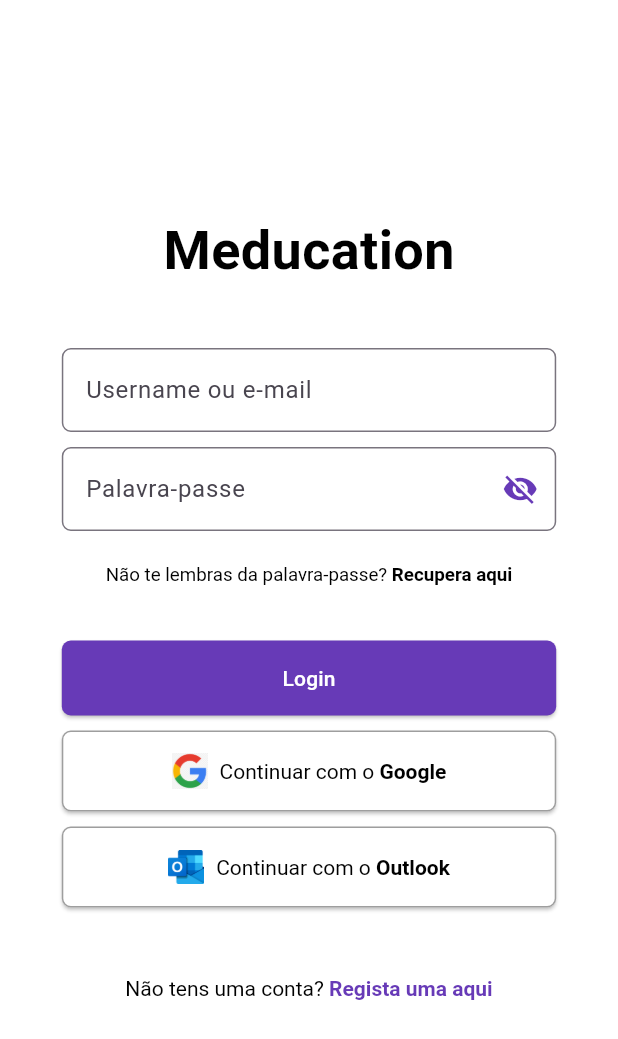
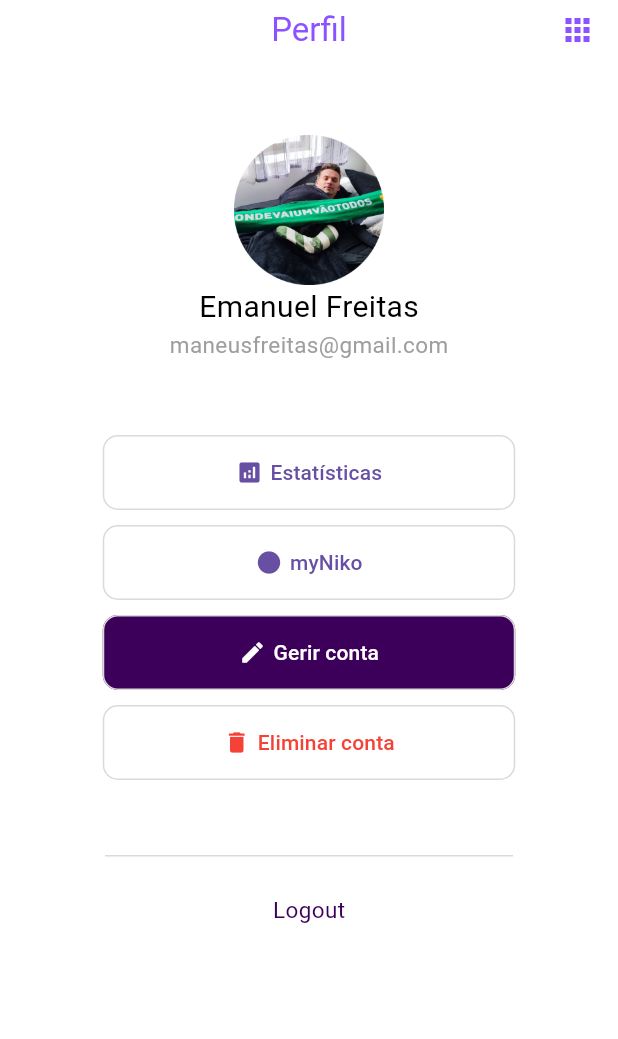
Before and after one commit to maneusfreitas/meducation, a Flutter app: the screen it shows after launch, on a phone screen of 412 x 824 dp. Shown: the top 1039 px of the screen. Run offline on Flutter 3.47's test engine with Material 3 defaults, Android fonts, the phone set to English and light mode, and no system bars; our stand-ins replace google_sign_in.

Commit message:
Profile UI

```diff
--- a/lib/main.dart
+++ b/lib/main.dart
@@ -1,5 +1,6 @@
 import 'package:flutter/material.dart';
 import 'package:google_sign_in/google_sign_in.dart';
+import 'package:teste/profile.dart';
 import 'register.dart';
 import 'home.dart';
 
@@ -10,8 +11,8 @@ void main() {
 class MyApp extends StatelessWidget {
   @override
   Widget build(BuildContext context) {
-    return MaterialApp(
-      home: LoginPage(),
+    return const MaterialApp(
+      home: ProfilePage(),
       debugShowCheckedModeBanner: false
     );
   }
--- /dev/null
+++ b/lib/profile.dart
@@ -0,0 +1,157 @@
+import 'package:flutter/material.dart';
+import 'package:flutter/rendering.dart';
+import 'package:flutter/widgets.dart';
+
+class ProfilePage extends StatefulWidget {
+  const ProfilePage({super.key});
+
+  @override
+  _ProfilePageState createState() => _ProfilePageState();
+}
+
+class _ProfilePageState extends State<ProfilePage> {
+  @override
+  Widget build(BuildContext context) {
+    return Scaffold(
+        backgroundColor: Colors.white,
+        appBar: AppBar(
+            backgroundColor: Colors.white,
+            title: const Text('Perfil',
+                style: TextStyle(color: Color.fromRGBO(140, 82, 255, 1))),
+            centerTitle: true,
+            toolbarHeight: 40,
+            actions: const [
+              Padding(
+                padding: EdgeInsets.only(right: 15.0),
+                child: Icon(Icons.apps, color: Color.fromRGBO(140, 82, 255, 1)),
+              )
+            ]),
+        body: Padding(
+            padding: const EdgeInsets.only(top: 50.0),
+            child: Align(
+              alignment: Alignment.center,
+              child: Column(
+                children: [
+                  Image.asset(
+                    'assets/images/profile_example.png',
+                    width: 100,
+                    height: 100,
+                  ),
+                  const Text(
+                    'Emanuel Freitas',
+                    style: TextStyle(
+                      fontSize: 20,
+                      fontWeight: FontWeight.normal,
+                      color: Colors.black,
+                    ),
+                  ),
+                  const Text(
+                    'maneusfreitas@gmail.com',
+                    style: TextStyle(
+                      fontSize: 15,
+                      fontWeight: FontWeight.normal,
+                      color: Colors.grey,
+                    ),
+                  ),
+                  const SizedBox(height: 50),
+                  TextButton(
+                    style: TextButton.styleFrom(
+                      shape: RoundedRectangleBorder(
+                          borderRadius: BorderRadius.circular(10)),
+                      backgroundColor: Colors.white,
+                      fixedSize: const Size(275, 50),
+                      side: const BorderSide(
+                          color: Color.fromARGB(255, 218, 218, 218)),
+                    ),
+                    onPressed: () {},
+                    child: const Row(
+                      mainAxisAlignment: MainAxisAlignment.center,
+                      children: [
+                        Icon(Icons.analytics),
+                        Padding(padding: EdgeInsets.only(left: 2.5, right: 2.5)),
+                        Text('Estatísticas')
+                      ],
+                    ),
+                  ),
+                  const SizedBox(height: 10),
+                  TextButton(
+                    style: TextButton.styleFrom(
+                      shape: RoundedRectangleBorder(
+                          borderRadius: BorderRadius.circular(10)),
+                      backgroundColor: Colors.white,
+                      fixedSize: const Size(275, 50),
+                      side: const BorderSide(
+                          color: Color.fromARGB(255, 218, 218, 218)),
+                    ),
+                    onPressed: () {},
+                    child: const Row(
+                      mainAxisAlignment: MainAxisAlignment.center,
+                      children: [
+                        Icon(Icons.circle),
+                        Padding(padding: EdgeInsets.only(left: 2.5, right: 2.5)),
+                        Text('myNiko')
+                      ],
+                    ),
+                  ),
+                  const SizedBox(height: 10),
+                  TextButton(
+                    style: TextButton.styleFrom(
+                      shape: RoundedRectangleBorder(
+                          borderRadius: BorderRadius.circular(10)),
+                      backgroundColor: const Color.fromRGBO(60, 0, 90, 1),
+                      foregroundColor: Colors.white,
+                      fixedSize: const Size(275, 50),
+                      side: const BorderSide(
+                          color: Color.fromARGB(255, 218, 218, 218)),
+                    ),
+                    onPressed: () {},
+                    child: const Row(
+                      mainAxisAlignment: MainAxisAlignment.center,
+                      children: [
+                        Icon(Icons.edit),
+                        Padding(padding: EdgeInsets.only(left: 2.5, right: 2.5)),
+                        Text('Gerir conta')
+                      ],
+                    ),
+                  ),
+                  const SizedBox(height: 10),
+                  TextButton(
+                    style: TextButton.styleFrom(
+                      shape: RoundedRectangleBorder(
+                          borderRadius: BorderRadius.circular(10)),
+                      backgroundColor: Colors.white,
+                      foregroundColor: Colors.red,
+                      fixedSize: const Size(275, 50),
+                      side: const BorderSide(
+                          color: Color.fromARGB(255, 218, 218, 218)),
+                    ),
+                    onPressed: () {},
+                    child: const Row(
+                      mainAxisAlignment: MainAxisAlignment.center,
+                      children: [
+                        Icon(Icons.delete),
+                        Padding(padding: EdgeInsets.only(left: 2.5, right: 2.5)),
+                        Text('Eliminar conta')
+                      ],
+                    ),
+                  ),
+                  const SizedBox(height: 50),
+                  const Padding(
+                      padding: EdgeInsets.only(left: 70, right: 70),
+                      child: Divider(
+                          color: Color.fromARGB(255, 218, 218, 218),
+                          height: 1)),
+                  const SizedBox(height: 25),
+                  const Text(
+                    'Logout',
+                    style: TextStyle(
+                      fontSize: 15,
+                      fontWeight: FontWeight.normal,
+                      color: Color.fromRGBO(60, 0, 90, 1),
+                    ),
+                  ),
+                ],
+              ),
+            )));
+  }
+}
--- a/pubspec.yaml
+++ b/pubspec.yaml
@@ -63,8 +63,7 @@ flutter:
   uses-material-design: true
 
   assets:
-    - assets/images/gmail_icon.png
-    - assets/images/outlook_icon.png
+    - assets/images/
 
   # To add assets to your application, add an assets section, like this:
   # assets:
```
Also changed, not shown: assets/images/profile_example.png (added), pubspec.lock.
